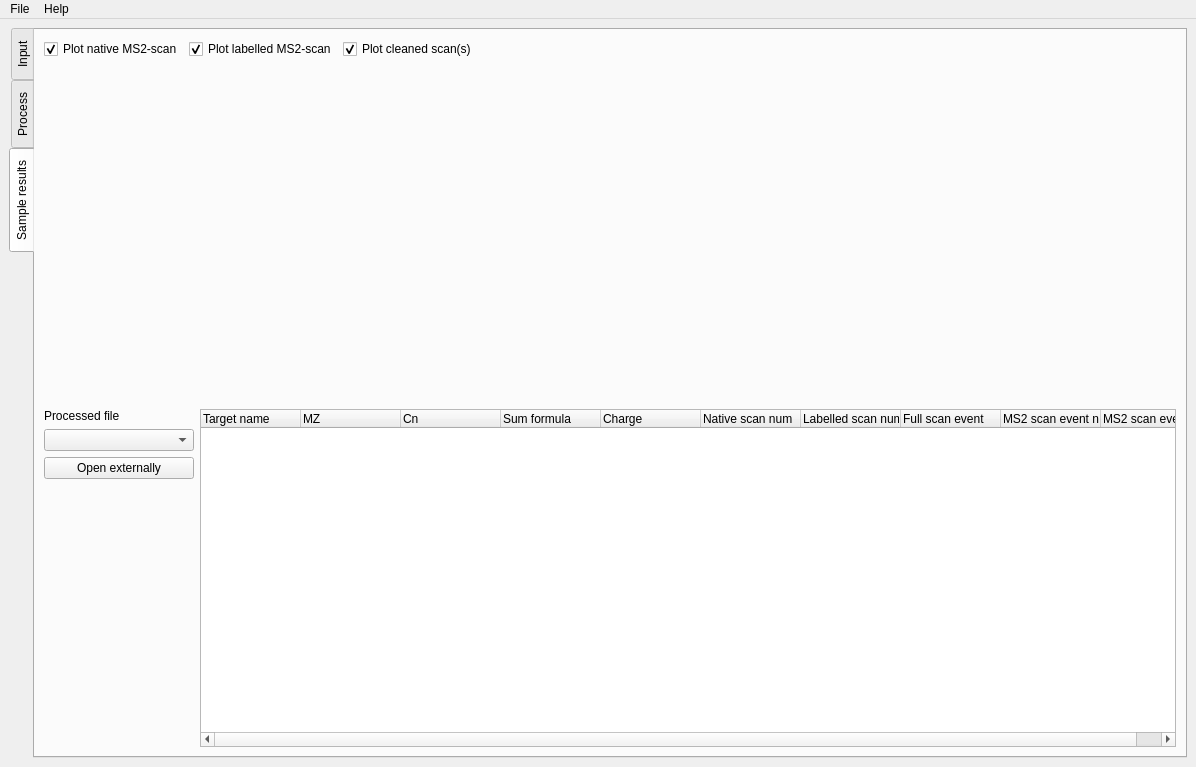
Above: mePyGuis/guis/FE_mainWindow.ui from chrboku/MetExtract-II before the change. Below: the same form after it.
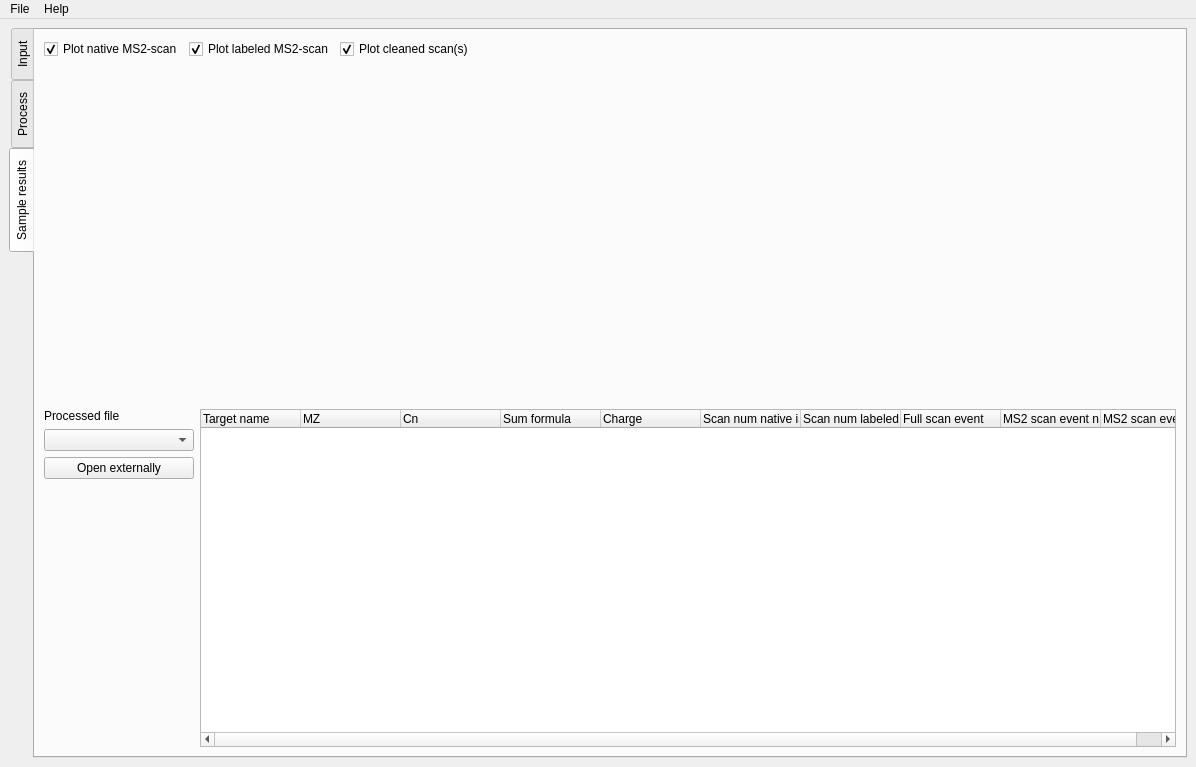
That is the form after the change.

The edit to the form file:
```diff
--- a/mePyGuis/guis/FE_mainWindow.ui
+++ b/mePyGuis/guis/FE_mainWindow.ui
@@ -884,12 +884,12 @@
             </column>
             <column>
              <property name="text">
-              <string>Native scan num</string>
+              <string>Scan num native isotopolog</string>
              </property>
             </column>
             <column>
              <property name="text">
-              <string>Labelled scan num</string>
+              <string>Scan num labeled isotopolog</string>
              </property>
             </column>
             <column>
@@ -904,7 +904,7 @@
             </column>
             <column>
              <property name="text">
-              <string>MS2 scan event labelled</string>
+              <string>MS2 scan event labeled isotopolog</string>
              </property>
             </column>
            </widget>
@@ -916,7 +916,7 @@
           <item row="0" column="1">
            <widget class="QCheckBox" name="plotLabelledScanCheckBox">
             <property name="text">
-             <string>Plot labelled MS2-scan</string>
+             <string>Plot labeled MS2-scan</string>
             </property>
             <property name="checked">
              <bool>true</bool>
```
Left out of the diff: 4 changed lines with no effect on the pictures.
